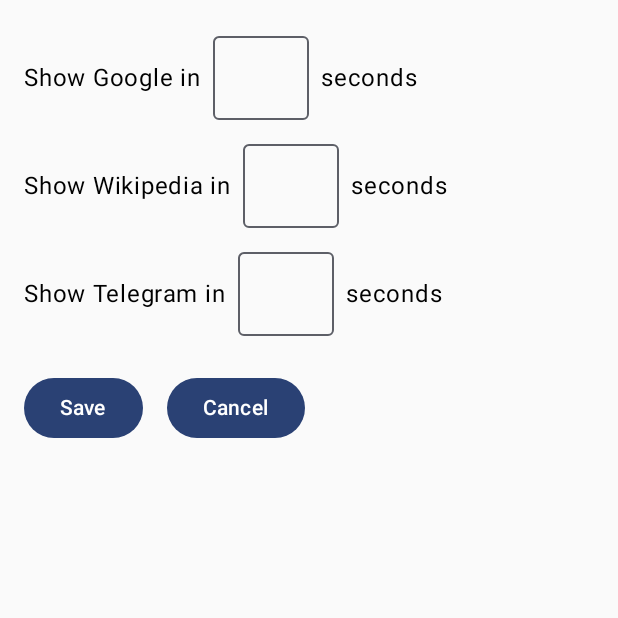
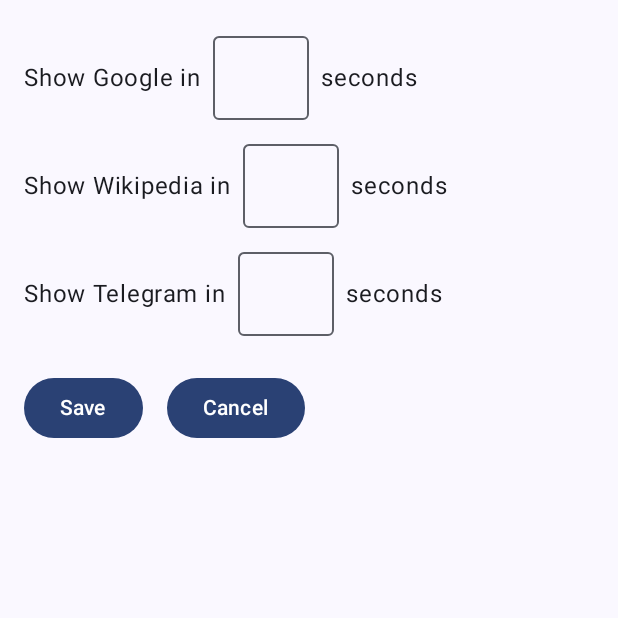
Before and after one commit to kirillkitten/scheduled-notifications, an Android app built with Jetpack Compose: the screen it shows after launch (MainActivity), on a phone screen of 412 x 824 dp, the top half of it. Run offline under Robolectric (Android 15) with nearby library versions, the phone set to English and light mode, and no system bars; our stand-ins replace Timber.

Commit message:
implement dark theme

```diff
--- a/app/build.gradle
+++ b/app/build.gradle
@@ -55,6 +55,7 @@ dependencies {
     implementation 'androidx.activity:activity-compose:1.5.1'
     implementation 'androidx.activity:activity-ktx:1.5.1'
     implementation 'com.jakewharton.timber:timber:5.0.1'
+
     testImplementation 'junit:junit:4.13.2'
     androidTestImplementation 'androidx.test.ext:junit:1.1.3'
     androidTestImplementation 'androidx.test.espresso:espresso-core:3.4.0'
--- a/app/src/main/java/kirillkitten/schedulednotifications/MainActivity.kt
+++ b/app/src/main/java/kirillkitten/schedulednotifications/MainActivity.kt
@@ -8,6 +8,7 @@ import android.os.Bundle
 import androidx.activity.ComponentActivity
 import androidx.activity.compose.setContent
 import androidx.activity.result.contract.ActivityResultContracts
+import androidx.compose.foundation.background
 import androidx.compose.foundation.layout.*
 import androidx.compose.foundation.text.KeyboardOptions
 import androidx.compose.material3.*
@@ -42,6 +43,7 @@ class MainActivity : ComponentActivity() {
                 Column(
                     modifier = Modifier
                         .fillMaxSize()
+                        .background(MaterialTheme.colorScheme.background)
                         .padding(horizontal = 16.dp, vertical = 24.dp)
                 ) {
                     var text1 by remember { mutableStateOf("") }
@@ -51,7 +53,10 @@ class MainActivity : ComponentActivity() {
                         modifier = Modifier.padding(bottom = 16.dp),
                         verticalAlignment = Alignment.CenterVertically,
                     ) {
-                        Text(text = "Show Google in")
+                        Text(
+                            text = "Show Google in",
+                            color = MaterialTheme.colorScheme.onBackground
+                        )
                         OutlinedTextField(
                             modifier = Modifier
                                 .padding(horizontal = 8.dp)
@@ -60,13 +65,19 @@ class MainActivity : ComponentActivity() {
                             onValueChange = { text1 = it },
                             keyboardOptions = KeyboardOptions(keyboardType = KeyboardType.Number)
                         )
-                        Text("seconds")
+                        Text(
+                            text = "seconds",
+                            color = MaterialTheme.colorScheme.onBackground
+                        )
                     }
                     Row(
                         modifier = Modifier.padding(bottom = 16.dp),
                         verticalAlignment = Alignment.CenterVertically,
                     ) {
-                        Text(text = "Show Wikipedia in")
+                        Text(
+                            text = "Show Wikipedia in",
+                            color = MaterialTheme.colorScheme.onBackground
+                        )
                         OutlinedTextField(
                             modifier = Modifier
                                 .padding(horizontal = 8.dp)
@@ -75,10 +86,16 @@ class MainActivity : ComponentActivity() {
                             onValueChange = { text2 = it },
                             keyboardOptions = KeyboardOptions(keyboardType = KeyboardType.Number)
                         )
-                        Text("seconds")
+                        Text(
+                            text = "seconds",
+                            color = MaterialTheme.colorScheme.onBackground
+                        )
                     }
                     Row(verticalAlignment = Alignment.CenterVertically) {
-                        Text(text = "Show Telegram in")
+                        Text(
+                            text = "Show Telegram in",
+                            color = MaterialTheme.colorScheme.onBackground
+                        )
                         OutlinedTextField(
                             modifier = Modifier
                                 .padding(horizontal = 8.dp)
@@ -87,9 +104,12 @@ class MainActivity : ComponentActivity() {
                             onValueChange = { text3 = it },
                             keyboardOptions = KeyboardOptions(keyboardType = KeyboardType.Number)
                         )
-                        Text("seconds")
+                        Text(
+                            text = "seconds",
+                            color = MaterialTheme.colorScheme.onBackground
+                        )
                     }
-                    Row(modifier = Modifier.padding(top = 24.dp),) {
+                    Row(modifier = Modifier.padding(top = 24.dp)) {
                         Button(
                             onClick = {
                                 if (text1.isNotEmpty()) {
--- a/app/src/main/java/kirillkitten/schedulednotifications/ui/theme/Theme.kt
+++ b/app/src/main/java/kirillkitten/schedulednotifications/ui/theme/Theme.kt
@@ -3,11 +3,7 @@ package kirillkitten.schedulednotifications.ui.theme
 import android.app.Activity
 import android.os.Build
 import androidx.compose.foundation.isSystemInDarkTheme
-import androidx.compose.material3.MaterialTheme
-import androidx.compose.material3.darkColorScheme
-import androidx.compose.material3.dynamicDarkColorScheme
-import androidx.compose.material3.dynamicLightColorScheme
-import androidx.compose.material3.lightColorScheme
+import androidx.compose.material3.*
 import androidx.compose.runtime.Composable
 import androidx.compose.runtime.SideEffect
 import androidx.compose.ui.graphics.toArgb
@@ -55,8 +51,8 @@ fun ScheduledNotificationsTheme(
     val view = LocalView.current
     if (!view.isInEditMode) {
         SideEffect {
-            (view.context as Activity).window.statusBarColor = colorScheme.primary.toArgb()
-            ViewCompat.getWindowInsetsController(view)?.isAppearanceLightStatusBars = darkTheme
+            (view.context as Activity).window.statusBarColor = colorScheme.surface.toArgb()
+            ViewCompat.getWindowInsetsController(view)?.isAppearanceLightStatusBars = !darkTheme
         }
     }
 
```
